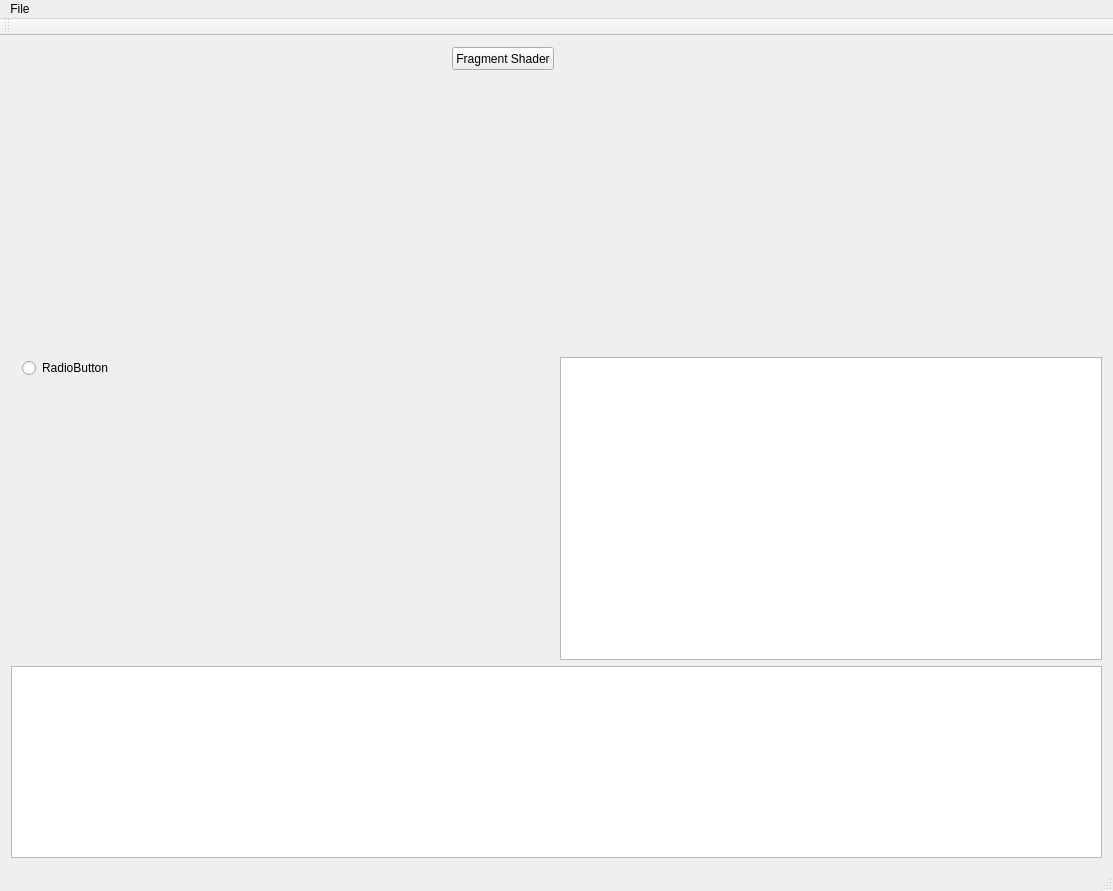
Old version of the form ToulouseCompiler/ToulouseCompiler/ToulouseCompiler.ui in the repository ajvs0003/ToulouseCompiler.
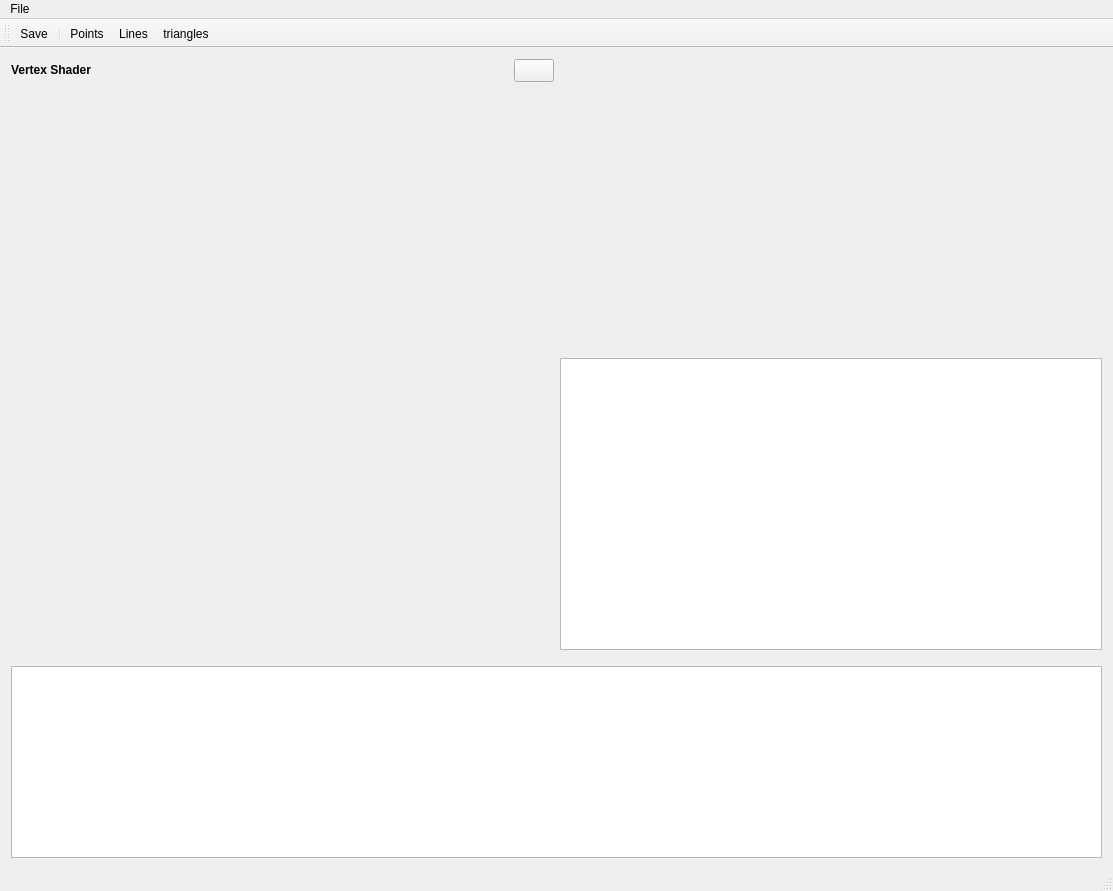
New version of the form. The open tabs and pages were chosen to show the change. Icons and pictures are not drawn.

```diff
--- a/ToulouseCompiler/ToulouseCompiler/ToulouseCompiler.ui
+++ b/ToulouseCompiler/ToulouseCompiler/ToulouseCompiler.ui
@@ -20,10 +20,112 @@
    <string>ToulouseCompiler</string>
   </property>
   <widget class="QWidget" name="centralWidget">
+   <layout class="QVBoxLayout" name="verticalLayout_5">
+    <item>
+     <layout class="QHBoxLayout" name="barraHerramientas">
+      <property name="spacing">
+       <number>6</number>
+      </property>
+      <item>
+       <layout class="QHBoxLayout" name="horizontalLayout_3"/>
+      </item>
+     </layout>
+    </item>
+    <item>
+     <layout class="QVBoxLayout" name="central">
+      <item>
    <layout class="QGridLayout" name="gridLayout">
-    <item row="0" column="0">
-     <layout class="QVBoxLayout" name="verticalLayout_4">
-      <item alignment="Qt::AlignRight">
+        <property name="verticalSpacing">
+         <number>6</number>
+        </property>
+        <item row="1" column="1">
+         <layout class="QVBoxLayout" name="OpenglLayout">
+          <item>
+           <layout class="QHBoxLayout" name="horizontalLayout">
+            <item>
+             <layout class="QVBoxLayout" name="verticalLayout">
+              <item>
+               <layout class="QHBoxLayout" name="widgetLayout">
+                <item>
+                 <widget class="QWidget" name="openglwidget" native="true">
+                  <property name="sizePolicy">
+                   <sizepolicy hsizetype="Expanding" vsizetype="Expanding">
+                    <horstretch>0</horstretch>
+                    <verstretch>0</verstretch>
+                   </sizepolicy>
+                  </property>
+                  <property name="maximumSize">
+                   <size>
+                    <width>16777215</width>
+                    <height>16777215</height>
+                   </size>
+                  </property>
+                  <layout class="QHBoxLayout" name="opengl_layout">
+                   <property name="spacing">
+                    <number>0</number>
+                   </property>
+                   <property name="leftMargin">
+                    <number>0</number>
+                   </property>
+                   <property name="topMargin">
+                    <number>0</number>
+                   </property>
+                   <property name="rightMargin">
+                    <number>0</number>
+                   </property>
+                   <property name="bottomMargin">
+                    <number>0</number>
+                   </property>
+                  </layout>
+                 </widget>
+                </item>
+               </layout>
+              </item>
+              <item>
+               <layout class="QHBoxLayout" name="uniformLayouts">
+                <item>
+                 <widget class="QColumnView" name="columnView">
+                  <property name="sizePolicy">
+                   <sizepolicy hsizetype="Expanding" vsizetype="Expanding">
+                    <horstretch>0</horstretch>
+                    <verstretch>0</verstretch>
+                   </sizepolicy>
+                  </property>
+                 </widget>
+                </item>
+               </layout>
+              </item>
+             </layout>
+            </item>
+           </layout>
+          </item>
+         </layout>
+        </item>
+        <item row="1" column="0">
+         <layout class="QVBoxLayout" name="EditorLayout">
+          <item>
+           <layout class="QHBoxLayout" name="horizontalLayout_2">
+            <item>
+             <widget class="QLabel" name="vistaActivada">
+              <property name="maximumSize">
+               <size>
+                <width>16777215</width>
+                <height>20</height>
+               </size>
+              </property>
+              <property name="font">
+               <font>
+                <family>Arial</family>
+                <weight>75</weight>
+                <bold>true</bold>
+               </font>
+              </property>
+              <property name="text">
+               <string>Vertex Shader</string>
+              </property>
+             </widget>
+            </item>
+            <item alignment="Qt::AlignRight|Qt::AlignVCenter">
        <widget class="QPushButton" name="changePage">
         <property name="sizePolicy">
          <sizepolicy hsizetype="Preferred" vsizetype="Preferred">
@@ -37,6 +139,11 @@
           <height>23</height>
          </size>
         </property>
+              <property name="font">
+               <font>
+                <family>Arial</family>
+               </font>
+              </property>
         <property name="styleSheet">
          <string notr="true">QPushButton#evilButton {
     background-color: red;
@@ -50,13 +157,21 @@
 }</string>
         </property>
         <property name="text">
-         <string>Fragment Shader</string>
+               <string/>
+              </property>
+              <property name="icon">
+               <iconset resource="Resource.qrc">
+                <normaloff>:/img/Resources/img/next.png</normaloff>:/img/Resources/img/next.png</iconset>
         </property>
         <property name="autoDefault">
          <bool>false</bool>
         </property>
        </widget>
       </item>
+           </layout>
+          </item>
+          <item>
+           <layout class="QVBoxLayout" name="verticalLayout_2">
       <item>
        <layout class="QHBoxLayout" name="horizontalLayout_4">
         <item>
@@ -78,83 +193,41 @@
            </layout>
           </widget>
           <widget class="QWidget" name="FragmentShader">
-           <layout class="QVBoxLayout" name="verticalLayout_9">
-            <item>
-             <widget class="QRadioButton" name="radioButton">
-              <property name="text">
-               <string>RadioButton</string>
-              </property>
-             </widget>
-            </item>
-           </layout>
-          </widget>
-         </widget>
+                 <layout class="QVBoxLayout" name="FragmentLayout"/>
+                </widget>
+               </widget>
+              </item>
+             </layout>
         </item>
        </layout>
       </item>
      </layout>
     </item>
-    <item row="0" column="1">
-     <layout class="QVBoxLayout" name="layoutVerticalOpengl">
+       </layout>
+      </item>
+     </layout>
+    </item>
       <item>
-       <layout class="QHBoxLayout" name="horizontalLayout">
-        <item>
-         <layout class="QVBoxLayout" name="verticalLayout">
-          <item>
-           <widget class="QWidget" name="openglwidget" native="true">
-            <property name="sizePolicy">
-             <sizepolicy hsizetype="Expanding" vsizetype="Expanding">
-              <horstretch>0</horstretch>
-              <verstretch>0</verstretch>
-             </sizepolicy>
-            </property>
-            <property name="maximumSize">
+     <spacer name="verticalSpacer_2">
+      <property name="orientation">
+       <enum>Qt::Vertical</enum>
+      </property>
+      <property name="sizeType">
+       <enum>QSizePolicy::Preferred</enum>
+      </property>
+      <property name="sizeHint" stdset="0">
              <size>
-              <width>16777215</width>
-              <height>16777215</height>
-             </size>
-            </property>
-            <layout class="QHBoxLayout" name="opengl_layout">
+        <width>20</width>
+        <height>10</height>
+       </size>
+      </property>
+     </spacer>
+    </item>
+    <item>
+     <layout class="QVBoxLayout" name="OutPutLayout">
              <property name="spacing">
-              <number>0</number>
-             </property>
-             <property name="leftMargin">
-              <number>0</number>
-             </property>
-             <property name="topMargin">
-              <number>0</number>
-             </property>
-             <property name="rightMargin">
-              <number>0</number>
-             </property>
-             <property name="bottomMargin">
-              <number>0</number>
-             </property>
-            </layout>
-           </widget>
-          </item>
-          <item>
-           <layout class="QHBoxLayout" name="uniformLayouts">
-            <item>
-             <widget class="QColumnView" name="columnView">
-              <property name="sizePolicy">
-               <sizepolicy hsizetype="Expanding" vsizetype="Expanding">
-                <horstretch>0</horstretch>
-                <verstretch>0</verstretch>
-               </sizepolicy>
-              </property>
-             </widget>
-            </item>
-           </layout>
-          </item>
-         </layout>
-        </item>
-       </layout>
-      </item>
-     </layout>
-    </item>
-    <item row="2" column="0" colspan="2">
-     <layout class="QVBoxLayout" name="verticalLayout_7">
+       <number>6</number>
+      </property>
       <item>
        <widget class="QPlainTextEdit" name="OutPut">
         <property name="sizePolicy">
@@ -199,6 +272,11 @@
    <attribute name="toolBarBreak">
     <bool>false</bool>
    </attribute>
+   <addaction name="actionSave_2"/>
+   <addaction name="separator"/>
+   <addaction name="actionPoints"/>
+   <addaction name="actionLines"/>
+   <addaction name="actiontriangles"/>
   </widget>
   <widget class="QStatusBar" name="statusBar"/>
   <action name="actionSave">
@@ -221,6 +299,42 @@
     <string>Save As</string>
    </property>
   </action>
+  <action name="actionPoints">
+   <property name="checkable">
+    <bool>true</bool>
+   </property>
+   <property name="icon">
+    <iconset resource="Resource.qrc">
+     <normaloff>:/img/Resources/img/points.png</normaloff>:/img/Resources/img/points.png</iconset>
+   </property>
+   <property name="text">
+    <string>Points</string>
+   </property>
+  </action>
+  <action name="actionLines">
+   <property name="checkable">
+    <bool>true</bool>
+   </property>
+   <property name="icon">
+    <iconset resource="Resource.qrc">
+     <normaloff>:/img/Resources/img/line.png</normaloff>:/img/Resources/img/line.png</iconset>
+   </property>
+   <property name="text">
+    <string>Lines</string>
+   </property>
+  </action>
+  <action name="actiontriangles">
+   <property name="checkable">
+    <bool>true</bool>
+   </property>
+   <property name="icon">
+    <iconset resource="Resource.qrc">
+     <normaloff>:/img/Resources/img/triangle.png</normaloff>:/img/Resources/img/triangle.png</iconset>
+   </property>
+   <property name="text">
+    <string>triangles</string>
+   </property>
+  </action>
  </widget>
  <layoutdefault spacing="6" margin="11"/>
  <resources>
```
Left out of the diff: 13 changed lines with no effect on the pictures. Lines whose indentation alone changed are shown as unchanged.
